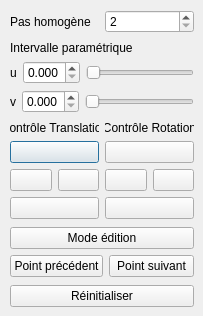
Before: the Qt Designer form settings.ui in Anthiel/CetS3D_TP2, drawn with Qt 5.
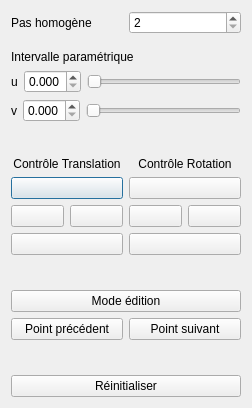
After: the same form once the commit is applied.

```diff
--- a/settings.ui
+++ b/settings.ui
@@ -6,22 +6,15 @@
    <rect>
     <x>0</x>
     <y>0</y>
-    <width>203</width>
-    <height>316</height>
+    <width>252</width>
+    <height>408</height>
    </rect>
   </property>
   <property name="windowTitle">
    <string>Dialog</string>
   </property>
-  <widget class="QWidget" name="layoutWidget">
-   <property name="geometry">
-    <rect>
-     <x>10</x>
-     <y>10</y>
-     <width>184</width>
-     <height>297</height>
-    </rect>
-   </property>
+  <layout class="QGridLayout" name="gridLayout">
+   <item row="0" column="0">
    <layout class="QVBoxLayout" name="verticalLayout_6">
     <item>
      <layout class="QVBoxLayout" name="verticalLayout_4">
@@ -318,7 +311,8 @@
      </widget>
     </item>
    </layout>
-  </widget>
+   </item>
+  </layout>
  </widget>
  <resources/>
  <connections/>
```
Lines whose indentation alone changed are shown as unchanged.
